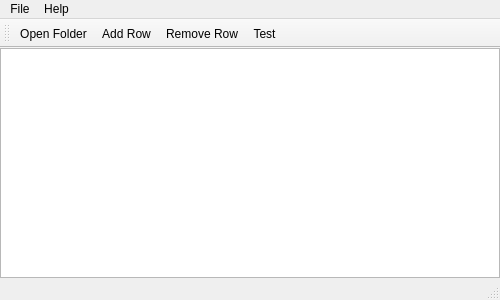
Old version of the form mainwindow.ui in the repository henryborchers/QC_AV_Tool.
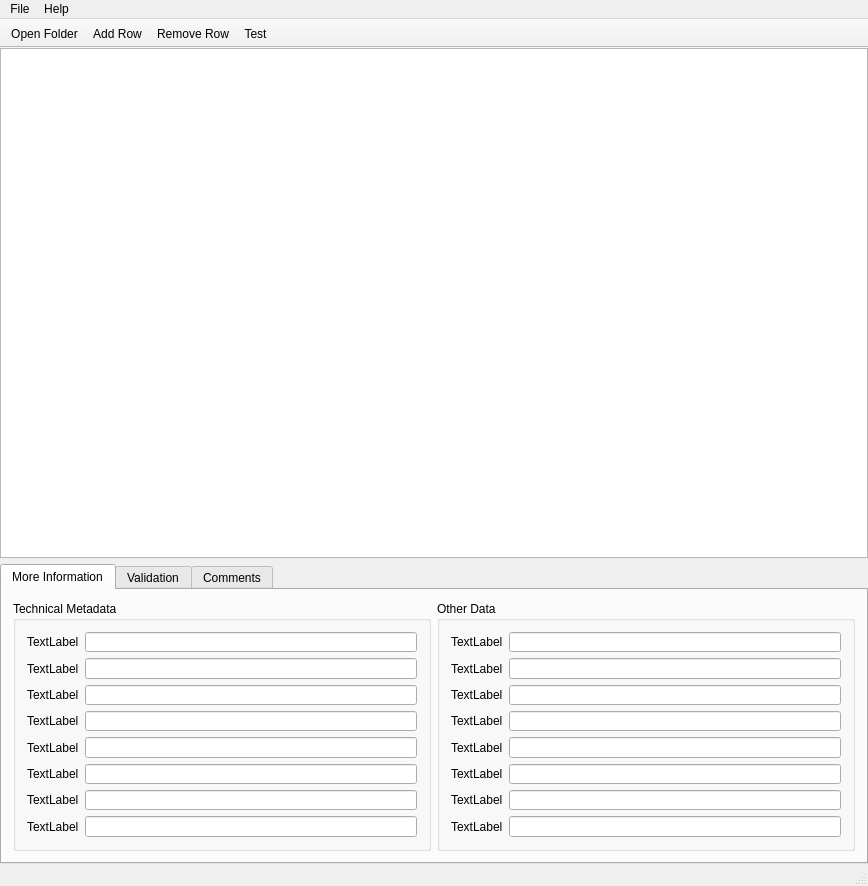
New version of the form.

Diff of the .ui file:
```diff
--- a/mainwindow.ui
+++ b/mainwindow.ui
@@ -6,8 +6,8 @@
    <rect>
     <x>0</x>
     <y>0</y>
-    <width>500</width>
-    <height>300</height>
+    <width>868</width>
+    <height>886</height>
    </rect>
   </property>
   <property name="minimumSize">
@@ -26,7 +26,7 @@
      <height>0</height>
     </size>
    </property>
-   <layout class="QHBoxLayout" name="horizontalLayout">
+   <layout class="QVBoxLayout" name="verticalLayout">
     <property name="leftMargin">
      <number>0</number>
     </property>
@@ -46,6 +46,308 @@
       </property>
      </widget>
     </item>
+    <item>
+     <widget class="QTabWidget" name="tabWidget">
+      <property name="maximumSize">
+       <size>
+        <width>16777215</width>
+        <height>300</height>
+       </size>
+      </property>
+      <property name="currentIndex">
+       <number>0</number>
+      </property>
+      <widget class="QWidget" name="tab_moreinfo">
+       <attribute name="title">
+        <string>More Information</string>
+       </attribute>
+       <layout class="QHBoxLayout" name="horizontalLayout">
+        <item>
+         <widget class="QGroupBox" name="groupBox">
+          <property name="title">
+           <string>Technical Metadata</string>
+          </property>
+          <layout class="QFormLayout" name="formLayout">
+           <item row="2" column="0">
+            <widget class="QLabel" name="label_4">
+             <property name="text">
+              <string>TextLabel</string>
+             </property>
+            </widget>
+           </item>
+           <item row="2" column="1">
+            <widget class="QLineEdit" name="lineEdit_3">
+             <property name="readOnly">
+              <bool>true</bool>
+             </property>
+            </widget>
+           </item>
+           <item row="3" column="0">
+            <widget class="QLabel" name="label_2">
+             <property name="text">
+              <string>TextLabel</string>
+             </property>
+            </widget>
+           </item>
+           <item row="3" column="1">
+            <widget class="QLineEdit" name="lineEdit_2">
+             <property name="readOnly">
+              <bool>true</bool>
+             </property>
+            </widget>
+           </item>
+           <item row="4" column="0">
+            <widget class="QLabel" name="label_5">
+             <property name="text">
+              <string>TextLabel</string>
+             </property>
+            </widget>
+           </item>
+           <item row="4" column="1">
+            <widget class="QLineEdit" name="lineEdit_8">
+             <property name="readOnly">
+              <bool>true</bool>
+             </property>
+            </widget>
+           </item>
+           <item row="5" column="0">
+            <widget class="QLabel" name="label_6">
+             <property name="text">
+              <string>TextLabel</string>
+             </property>
+            </widget>
+           </item>
+           <item row="5" column="1">
+            <widget class="QLineEdit" name="lineEdit_5">
+             <property name="readOnly">
+              <bool>true</bool>
+             </property>
+            </widget>
+           </item>
+           <item row="6" column="0">
+            <widget class="QLabel" name="label_7">
+             <property name="text">
+              <string>TextLabel</string>
+             </property>
+            </widget>
+           </item>
+           <item row="6" column="1">
+            <widget class="QLineEdit" name="lineEdit_6">
+             <property name="readOnly">
+              <bool>true</bool>
+             </property>
+            </widget>
+           </item>
+           <item row="7" column="0">
+            <widget class="QLabel" name="label">
+             <property name="text">
+              <string>TextLabel</string>
+             </property>
+            </widget>
+           </item>
+           <item row="7" column="1">
+            <widget class="QLineEdit" name="lineEdit">
+             <property name="readOnly">
+              <bool>true</bool>
+             </property>
+            </widget>
+           </item>
+           <item row="8" column="0">
+            <widget class="QLabel" name="label_8">
+             <property name="text">
+              <string>TextLabel</string>
+             </property>
+            </widget>
+           </item>
+           <item row="8" column="1">
+            <widget class="QLineEdit" name="lineEdit_7">
+             <property name="readOnly">
+              <bool>true</bool>
+             </property>
+            </widget>
+           </item>
+           <item row="1" column="1">
+            <widget class="QLineEdit" name="lineEdit_4">
+             <property name="readOnly">
+              <bool>true</bool>
+             </property>
+            </widget>
+           </item>
+           <item row="1" column="0">
+            <widget class="QLabel" name="label_3">
+             <property name="text">
+              <string>TextLabel</string>
+             </property>
+            </widget>
+           </item>
+          </layout>
+         </widget>
+        </item>
+        <item>
+         <widget class="QGroupBox" name="groupBox_2">
+          <property name="title">
+           <string>Other Data</string>
+          </property>
+          <layout class="QFormLayout" name="formLayout_2">
+           <item row="2" column="0">
+            <widget class="QLabel" name="label_9">
+             <property name="text">
+              <string>TextLabel</string>
+             </property>
+            </widget>
+           </item>
+           <item row="2" column="1">
+            <widget class="QLineEdit" name="lineEdit_9">
+             <property name="readOnly">
+              <bool>true</bool>
+             </property>
+            </widget>
+           </item>
+           <item row="3" column="0">
+            <widget class="QLabel" name="label_10">
+             <property name="text">
+              <string>TextLabel</string>
+             </property>
+            </widget>
+           </item>
+           <item row="3" column="1">
+            <widget class="QLineEdit" name="lineEdit_10">
+             <property name="readOnly">
+              <bool>true</bool>
+             </property>
+            </widget>
+           </item>
+           <item row="4" column="0">
+            <widget class="QLabel" name="label_11">
+             <property name="text">
+              <string>TextLabel</string>
+             </property>
+            </widget>
+           </item>
+           <item row="4" column="1">
+            <widget class="QLineEdit" name="lineEdit_11">
+             <property name="readOnly">
+              <bool>true</bool>
+             </property>
+            </widget>
+           </item>
+           <item row="5" column="0">
+            <widget class="QLabel" name="label_12">
+             <property name="text">
+              <string>TextLabel</string>
+             </property>
+            </widget>
+           </item>
+           <item row="5" column="1">
+            <widget class="QLineEdit" name="lineEdit_12">
+             <property name="readOnly">
+              <bool>true</bool>
+             </property>
+            </widget>
+           </item>
+           <item row="6" column="0">
+            <widget class="QLabel" name="label_13">
+             <property name="text">
+              <string>TextLabel</string>
+             </property>
+            </widget>
+           </item>
+           <item row="6" column="1">
+            <widget class="QLineEdit" name="lineEdit_13">
+             <property name="readOnly">
+              <bool>true</bool>
+             </property>
+            </widget>
+           </item>
+           <item row="7" column="0">
+            <widget class="QLabel" name="label_14">
+             <property name="text">
+              <string>TextLabel</string>
+             </property>
+            </widget>
+           </item>
+           <item row="7" column="1">
+            <widget class="QLineEdit" name="lineEdit_14">
+             <property name="readOnly">
+              <bool>true</bool>
+             </property>
+            </widget>
+           </item>
+           <item row="8" column="0">
+            <widget class="QLabel" name="label_15">
+             <property name="text">
+              <string>TextLabel</string>
+             </property>
+            </widget>
+           </item>
+           <item row="8" column="1">
+            <widget class="QLineEdit" name="lineEdit_15">
+             <property name="readOnly">
+              <bool>true</bool>
+             </property>
+            </widget>
+           </item>
+           <item row="1" column="1">
+            <widget class="QLineEdit" name="lineEdit_16">
+             <property name="readOnly">
+              <bool>true</bool>
+             </property>
+            </widget>
+           </item>
+           <item row="1" column="0">
+            <widget class="QLabel" name="label_16">
+             <property name="text">
+              <string>TextLabel</string>
+             </property>
+            </widget>
+           </item>
+          </layout>
+         </widget>
+        </item>
+       </layout>
+      </widget>
+      <widget class="QWidget" name="tab_validation">
+       <attribute name="title">
+        <string>Validation</string>
+       </attribute>
+       <widget class="QLabel" name="label_17">
+        <property name="geometry">
+         <rect>
+          <x>220</x>
+          <y>80</y>
+          <width>251</width>
+          <height>16</height>
+         </rect>
+        </property>
+        <property name="text">
+         <string>Put something here</string>
+        </property>
+       </widget>
+      </widget>
+      <widget class="QWidget" name="tab_comments">
+       <attribute name="title">
+        <string>Comments</string>
+       </attribute>
+       <layout class="QVBoxLayout" name="verticalLayout_2">
+        <property name="leftMargin">
+         <number>0</number>
+        </property>
+        <property name="topMargin">
+         <number>0</number>
+        </property>
+        <property name="rightMargin">
+         <number>0</number>
+        </property>
+        <property name="bottomMargin">
+         <number>0</number>
+        </property>
+        <item>
+         <widget class="QTextEdit" name="textEdit"/>
+        </item>
+       </layout>
+      </widget>
+     </widget>
+    </item>
    </layout>
   </widget>
   <widget class="QMenuBar" name="menuBar">
@@ -53,7 +355,7 @@
     <rect>
      <x>0</x>
      <y>0</y>
-     <width>500</width>
+     <width>868</width>
      <height>21</height>
     </rect>
    </property>
@@ -76,6 +378,12 @@
    <addaction name="menuHelp"/>
   </widget>
   <widget class="QToolBar" name="mainToolBar">
+   <property name="movable">
+    <bool>false</bool>
+   </property>
+   <property name="floatable">
+    <bool>true</bool>
+   </property>
    <attribute name="toolBarArea">
     <enum>TopToolBarArea</enum>
    </attribute>
```
